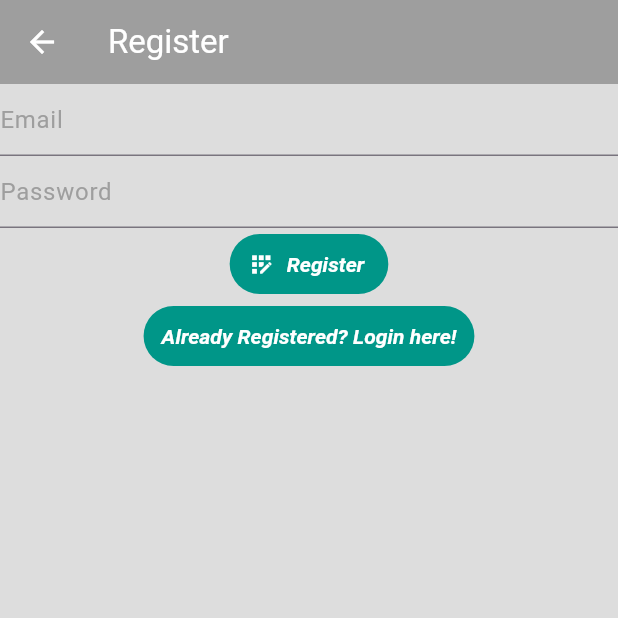
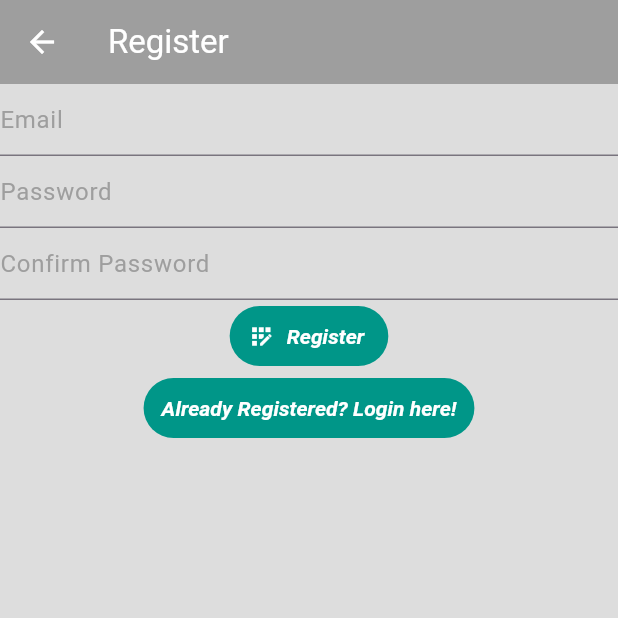
Before and after one commit to moslem-asaad/Injury-Recovery, a Flutter app: the RegisterView screen opened by its route, on a phone screen of 412 x 824 dp, the top half of it. Run offline on Flutter 3.47's test engine with Material 3 defaults, Android fonts, the phone set to English and light mode, and no system bars; our stand-ins replace firebase_auth, firebase_core; accounts and stored records are empty.

Commit message:
adding forgot password functionality and screen, all done'

```diff
--- a/lib/constants/routes.dart
+++ b/lib/constants/routes.dart
@@ -2,3 +2,4 @@ const loginRoute = '/login/';
 const registerRoute = '/register/';
 const mainRoute = '/main/';
 const verifyEmailRoute = '/verify-email/';
+const resetPasswordRout = '/reset-password/';
--- a/lib/main.dart
+++ b/lib/main.dart
@@ -4,6 +4,7 @@ import 'package:injury_recovery/services/auth/auth_service.dart';
 import 'package:injury_recovery/views/login_view.dart';
 import 'package:injury_recovery/views/main_view.dart';
 import 'package:injury_recovery/views/register_view.dart';
+import 'package:injury_recovery/views/reset_password_view.dart';
 import 'package:injury_recovery/views/verify_email_view.dart';
 
 void main() {
@@ -20,6 +21,7 @@ void main() {
         registerRoute:(context) => const RegisterView(),
         mainRoute:(context) => const MainView(),
         verifyEmailRoute:(context) => const VerifyEmailView(),
+        resetPasswordRout:(context) => const ResetPasswordView(),
       },
     ),
   );
--- a/lib/services/auth/auth_exceptions.dart
+++ b/lib/services/auth/auth_exceptions.dart
@@ -15,3 +15,5 @@ class InvalidEmailAuthException implements Exception{}
 class GenericAuthException implements Exception{}
 
 class UserNotLoggedInAuthException implements Exception{}
+
+class MissingEmailAuthException implements Exception{}
--- a/lib/services/auth/auth_provider.dart
+++ b/lib/services/auth/auth_provider.dart
@@ -18,4 +18,6 @@ abstract class AuthProvider{
 
   Future<void> sendEmailVerification();
 
+  Future<void> resetPassword({required String email});
+
 }
--- a/lib/services/auth/auth_service.dart
+++ b/lib/services/auth/auth_service.dart
@@ -37,6 +37,8 @@ class AuthService implements AuthProvider{
     return provider.sendEmailVerification();
   }
 
-
-
+  @override
+  Future<void> resetPassword({required String email}) {
+    return provider.resetPassword(email: email);
+  }
 }
--- a/lib/views/register_view.dart
+++ b/lib/views/register_view.dart
@@ -17,11 +17,13 @@ class _RegisterViewState extends State<RegisterView> {
 
   late final TextEditingController _email;
   late final TextEditingController _password;
+  late final TextEditingController _confermed_password;
 
   @override
   void initState() {
     _email = TextEditingController();
     _password = TextEditingController();
+    _confermed_password = TextEditingController();
     super.initState();
   }
 
@@ -65,15 +67,32 @@ class _RegisterViewState extends State<RegisterView> {
             cursorColor: Colors.white,
             style: TextStyle(color: const Color.fromARGB(255, 217, 217, 217)),
           ),
+          TextField(
+            controller: _confermed_password,
+            obscureText: true,
+            enableSuggestions: false,
+            autocorrect: false,
+            decoration: const InputDecoration(
+              hintText: 'Confirm Password',
+              hintStyle: TextStyle(color: Colors.grey),
+            ),
+            cursorColor: Colors.white,
+            style: TextStyle(color: const Color.fromARGB(255, 217, 217, 217)),
+          ),
           TextButton.icon(
             onPressed: () async {
               final email = _email.text;
               final password = _password.text;
+              final confermed_password = _confermed_password;
               try {
+                if(password == confermed_password){
                 await AuthService.firebase().createUser(email: email, password: password);
                 //final user = AuthService.firebase().currentUser;
                 await AuthService.firebase().sendEmailVerification();
                 Navigator.of(context).pushNamed(verifyEmailRoute);
+                }else{
+                  await showErrorDialog(context, 'Passwords don\'t match');
+                }
               } on WeakPasswordAuthException{
                 await showErrorDialog(context, 'Weak Password');
               } on EmailAlreadyInUseAuthException{
```
Also changed, not shown: lib/services/auth/fire_base_auth_provider.dart (+20 -1 lines), lib/views/login_view.dart (+40 -12 lines), lib/views/reset_password_view.dart (added, +85 -0 lines).
